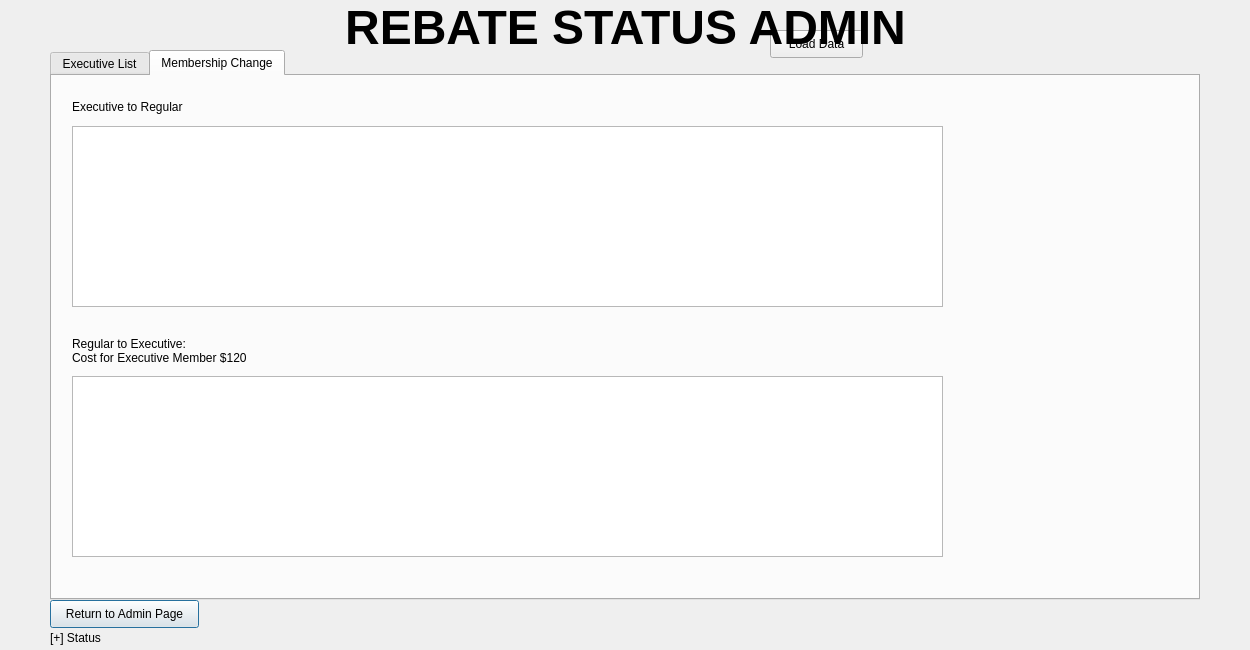
The window that Project2/admin_rebate.ui (tdragon00/CS1C_Project_2) describes before a commit, drawn with Qt 5.
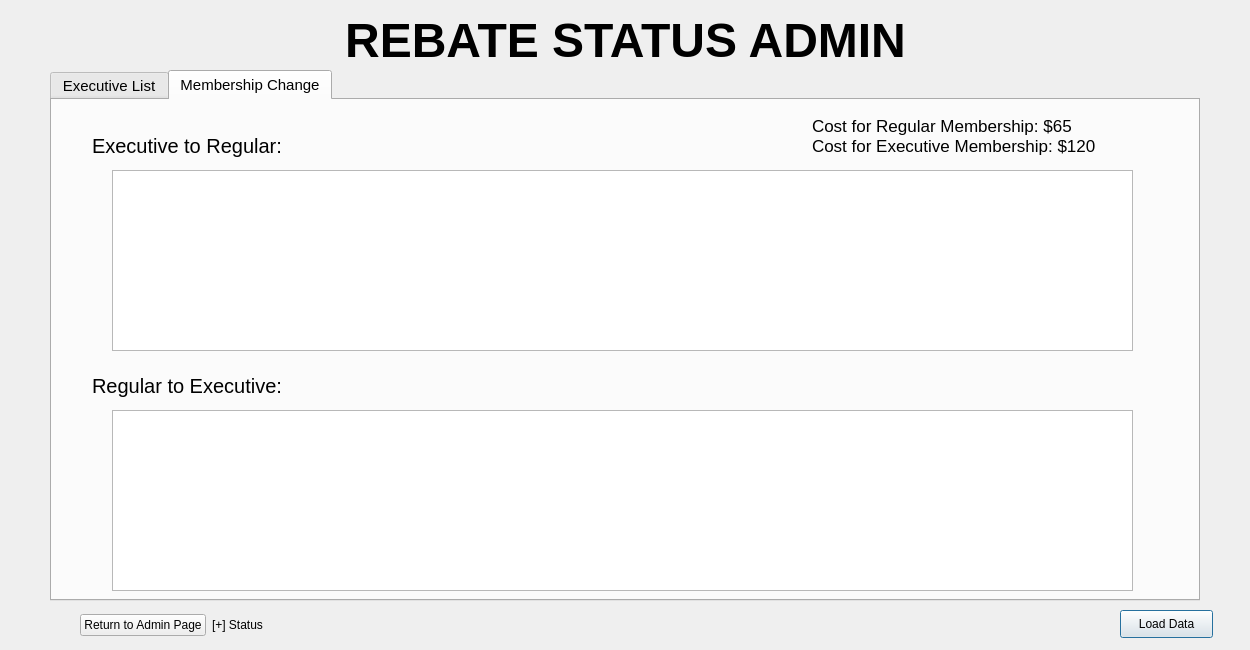
The same window after the commit. The open tabs and pages were chosen to show the change.

Diff of the .ui file:
```diff
--- a/Project2/admin_rebate.ui
+++ b/Project2/admin_rebate.ui
@@ -13,28 +13,20 @@
   <property name="windowTitle">
    <string>Dialog</string>
   </property>
-  <widget class="QPushButton" name="returnButton">
-   <property name="geometry">
-    <rect>
-     <x>50</x>
-     <y>600</y>
-     <width>149</width>
-     <height>28</height>
-    </rect>
-   </property>
-   <property name="text">
-    <string>Return to Admin Page</string>
-   </property>
-  </widget>
   <widget class="QTabWidget" name="tabWidget">
    <property name="geometry">
     <rect>
      <x>50</x>
-     <y>50</y>
+     <y>70</y>
      <width>1150</width>
-     <height>550</height>
+     <height>531</height>
     </rect>
    </property>
+   <property name="font">
+    <font>
+     <pointsize>11</pointsize>
+    </font>
+   </property>
    <property name="currentIndex">
     <number>1</number>
    </property>
@@ -60,9 +52,9 @@
     <widget class="QTableView" name="EtoRtable">
      <property name="geometry">
       <rect>
-       <x>20</x>
-       <y>50</y>
-       <width>871</width>
+       <x>60</x>
+       <y>70</y>
+       <width>1021</width>
        <height>181</height>
       </rect>
      </property>
@@ -70,9 +62,9 @@
     <widget class="QTableView" name="RtoEtable">
      <property name="geometry">
       <rect>
-       <x>20</x>
-       <y>300</y>
-       <width>871</width>
+       <x>60</x>
+       <y>310</y>
+       <width>1021</width>
        <height>181</height>
       </rect>
      </property>
@@ -80,28 +72,56 @@
     <widget class="QLabel" name="EtoRlable">
      <property name="geometry">
       <rect>
-       <x>20</x>
-       <y>20</y>
-       <width>191</width>
-       <height>21</height>
+       <x>40</x>
+       <y>30</y>
+       <width>241</width>
+       <height>31</height>
       </rect>
      </property>
+     <property name="font">
+      <font>
+       <pointsize>15</pointsize>
+      </font>
+     </property>
      <property name="text">
-      <string>Executive to Regular</string>
+      <string>Executive to Regular:</string>
      </property>
     </widget>
     <widget class="QLabel" name="RtoElable">
      <property name="geometry">
       <rect>
-       <x>20</x>
-       <y>260</y>
+       <x>40</x>
+       <y>270</y>
        <width>241</width>
-       <height>30</height>
+       <height>31</height>
       </rect>
      </property>
+     <property name="font">
+      <font>
+       <pointsize>15</pointsize>
+      </font>
+     </property>
      <property name="text">
-      <string>Regular to Executive: 
-Cost for Executive Member $120</string>
+      <string>Regular to Executive:</string>
+     </property>
+    </widget>
+    <widget class="QLabel" name="costLabel">
+     <property name="geometry">
+      <rect>
+       <x>760</x>
+       <y>10</y>
+       <width>371</width>
+       <height>51</height>
+      </rect>
+     </property>
+     <property name="font">
+      <font>
+       <pointsize>13</pointsize>
+      </font>
+     </property>
+     <property name="text">
+      <string>Cost for Regular Membership: $65
+Cost for Executive Membership: $120</string>
      </property>
     </widget>
    </widget>
@@ -109,8 +129,8 @@
   <widget class="QPushButton" name="loadButton">
    <property name="geometry">
     <rect>
-     <x>770</x>
-     <y>30</y>
+     <x>1120</x>
+     <y>610</y>
      <width>93</width>
      <height>28</height>
     </rect>
@@ -119,32 +139,45 @@
     <string>Load Data</string>
    </property>
   </widget>
-  <widget class="QLabel" name="statusLine">
-   <property name="geometry">
-    <rect>
-     <x>50</x>
-     <y>630</y>
-     <width>141</width>
-     <height>16</height>
-    </rect>
-   </property>
-   <property name="text">
-    <string>[+] Status</string>
-   </property>
-  </widget>
   <widget class="QLabel" name="title">
    <property name="geometry">
     <rect>
      <x>0</x>
-     <y>0</y>
+     <y>10</y>
      <width>1251</width>
-     <height>51</height>
+     <height>61</height>
     </rect>
    </property>
    <property name="text">
     <string>&lt;html&gt;&lt;head/&gt;&lt;body&gt;&lt;p align=&quot;center&quot;&gt;&lt;span style=&quot; font-size:36pt; font-weight:600;&quot;&gt;REBATE STATUS ADMIN&lt;/span&gt;&lt;/p&gt;&lt;/body&gt;&lt;/html&gt;</string>
    </property>
   </widget>
+  <widget class="QWidget" name="">
+   <property name="geometry">
+    <rect>
+     <x>80</x>
+     <y>610</y>
+     <width>222</width>
+     <height>30</height>
+    </rect>
+   </property>
+   <layout class="QHBoxLayout" name="horizontalLayout">
+    <item>
+     <widget class="QPushButton" name="returnButton">
+      <property name="text">
+       <string>Return to Admin Page</string>
+      </property>
+     </widget>
+    </item>
+    <item>
+     <widget class="QLabel" name="statusLine">
+      <property name="text">
+       <string>[+] Status</string>
+      </property>
+     </widget>
+    </item>
+   </layout>
+  </widget>
  </widget>
  <resources/>
  <connections/>
```
Left out of the diff: 8 changed lines with no effect on the pictures.
